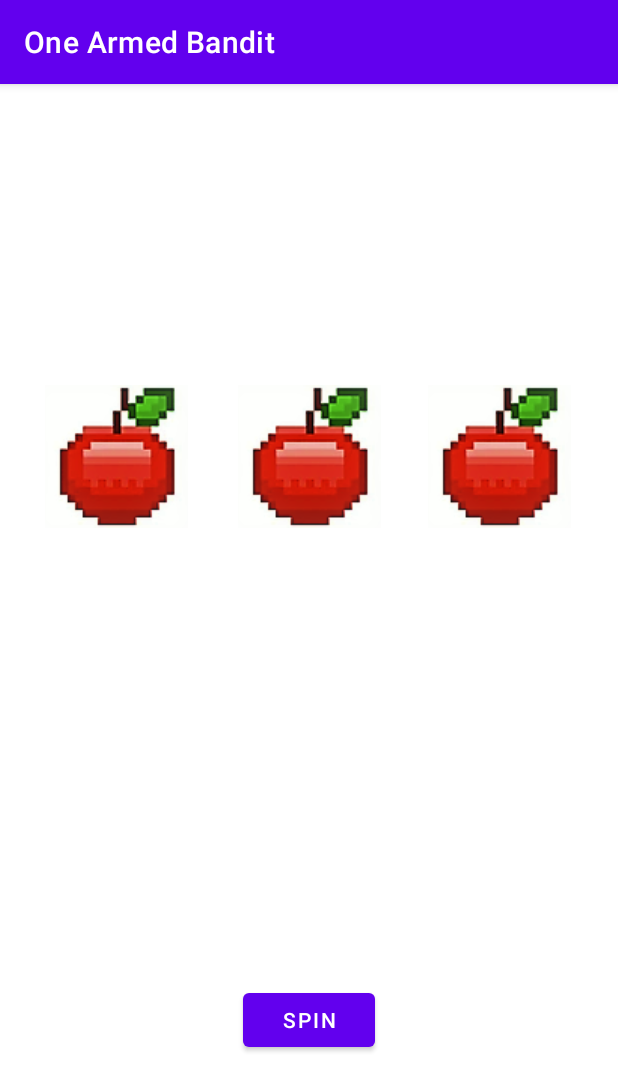
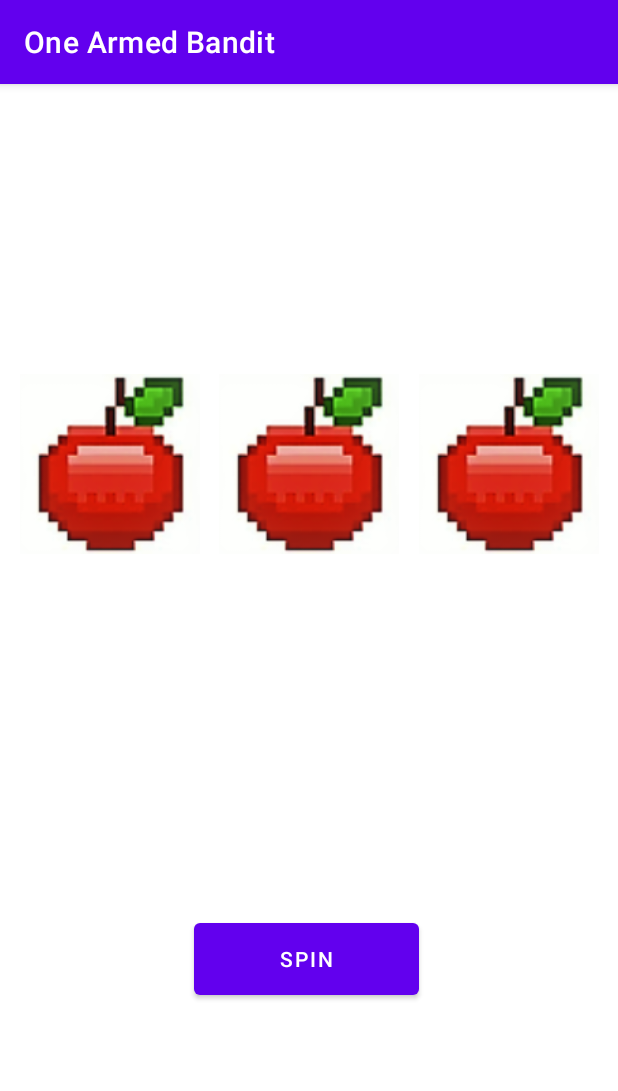
Before and after one commit to ndavido/One_Armed_Bandit, an Android app: the screen it shows after launch (MainActivity), on a phone screen of 412 x 824 dp. Shown: the top 1091 px of the screen. Run offline under Robolectric (Android 15) with nearby library versions, the light colour scheme and no system bars.

Commit message:
Updated Display

```diff
--- a/app/src/main/res/layout/activity_main.xml
+++ b/app/src/main/res/layout/activity_main.xml
@@ -8,8 +8,8 @@
 
     <ImageView
         android:id="@+id/imageView"
-        android:layout_width="wrap_content"
-        android:layout_height="wrap_content"
+        android:layout_width="120dp"
+        android:layout_height="120dp"
         android:layout_marginStart="16dp"
         android:layout_marginEnd="16dp"
         app:layout_constraintBottom_toBottomOf="@+id/imageView2"
@@ -22,8 +22,8 @@
 
     <ImageView
         android:id="@+id/imageView2"
-        android:layout_width="wrap_content"
-        android:layout_height="wrap_content"
+        android:layout_width="120dp"
+        android:layout_height="120dp"
         app:layout_constraintBottom_toBottomOf="parent"
         app:layout_constraintEnd_toEndOf="parent"
         app:layout_constraintStart_toStartOf="parent"
@@ -33,8 +33,8 @@
 
     <ImageView
         android:id="@+id/imageView3"
-        android:layout_width="wrap_content"
-        android:layout_height="wrap_content"
+        android:layout_width="120dp"
+        android:layout_height="120dp"
         android:layout_marginStart="16dp"
         android:layout_marginEnd="16dp"
         app:layout_constraintBottom_toBottomOf="@+id/imageView2"
@@ -45,11 +45,12 @@
 
     <Button
         android:id="@+id/button"
-        android:layout_width="wrap_content"
-        android:layout_height="wrap_content"
-        android:layout_marginTop="304dp"
+        android:layout_width="150dp"
+        android:layout_height="60dp"
+        android:layout_marginTop="240dp"
         android:text="@string/ReelSpin"
         app:layout_constraintEnd_toEndOf="parent"
+        app:layout_constraintHorizontal_bias="0.494"
         app:layout_constraintStart_toStartOf="parent"
         app:layout_constraintTop_toBottomOf="@+id/imageView2" />
 </androidx.constraintlayout.widget.ConstraintLayout>
```
